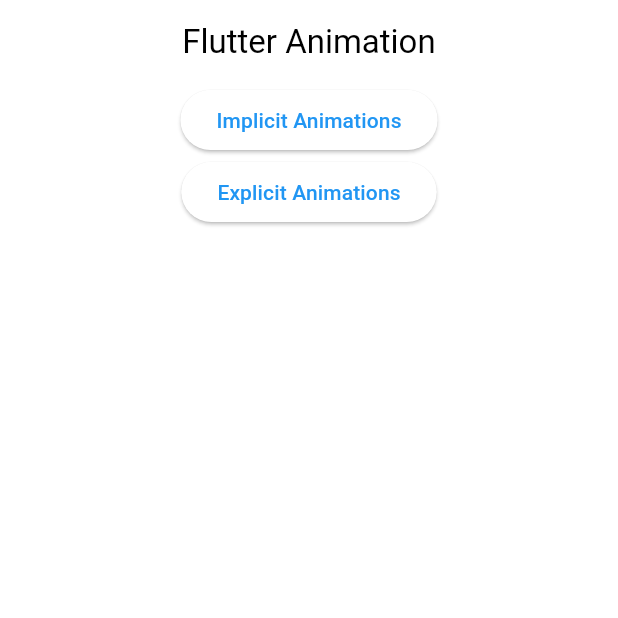
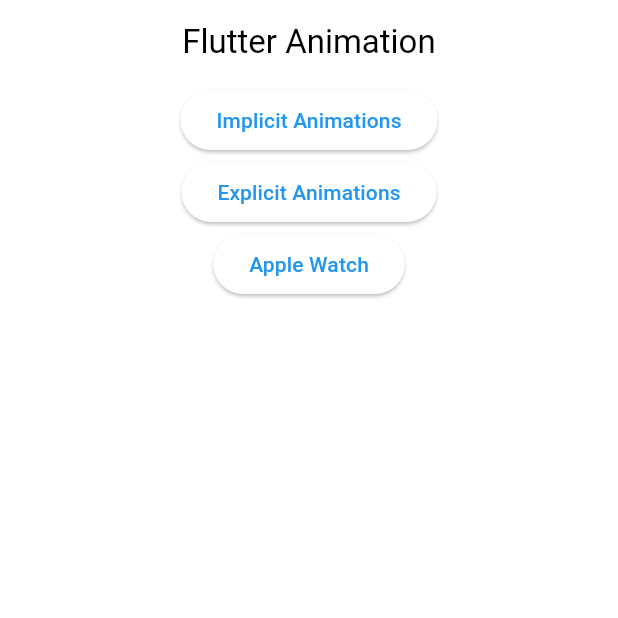
Before and after one commit to WonHyun/flutter_animations, a Flutter app: the screen it shows after launch, on a phone screen of 412 x 824 dp, the top half of it. Run offline on Flutter 3.47's test engine with Material 3 defaults, Android fonts, the phone set to English and light mode, and no system bars.

Commit message:
feat: add apple watch screen

```diff
--- a/lib/main.dart
+++ b/lib/main.dart
@@ -13,6 +13,7 @@ class MainApp extends StatelessWidget {
     return MaterialApp(
       title: "Flutter Animation Masterclass",
       theme: ThemeData(
+        appBarTheme: const AppBarTheme(centerTitle: true),
         colorScheme: const ColorScheme.light(
           primary: Colors.blue,
         ),
--- a/lib/screens/explicit_animations_screen.dart
+++ b/lib/screens/explicit_animations_screen.dart
@@ -107,7 +107,6 @@ class _ExplicitAnimationsScreenState extends State<ExplicitAnimationsScreen>
   Widget build(BuildContext context) {
     return Scaffold(
       appBar: AppBar(
-        centerTitle: true,
         title: const Text("Explicit Animations"),
       ),
       body: Center(
--- a/lib/screens/implicit_animations_screen.dart
+++ b/lib/screens/implicit_animations_screen.dart
@@ -22,7 +22,6 @@ class _ImplicitAnimationsScreenState extends State<ImplicitAnimationsScreen> {
     final size = MediaQuery.of(context).size;
     return Scaffold(
       appBar: AppBar(
-        centerTitle: true,
         title: const Text("Implicit Animations"),
       ),
       body: Center(
--- a/lib/screens/menu_screen.dart
+++ b/lib/screens/menu_screen.dart
@@ -1,4 +1,5 @@
 import 'package:flutter/material.dart';
+import 'package:flutter_animations/screens/apple_watch_screen.dart';
 import 'package:flutter_animations/screens/explicit_animations_screen.dart';
 import 'package:flutter_animations/screens/implicit_animations_screen.dart';
 
@@ -18,7 +19,6 @@ class MenuScreen extends StatelessWidget {
   Widget build(BuildContext context) {
     return Scaffold(
       appBar: AppBar(
-        centerTitle: true,
         title: const Text("Flutter Animation"),
       ),
       body: Center(
@@ -34,6 +34,10 @@ class MenuScreen extends StatelessWidget {
                   _goToPage(context, const ExplicitAnimationsScreen()),
               child: const Text("Explicit Animations"),
             ),
+            ElevatedButton(
+              onPressed: () => _goToPage(context, const AppleWatchScreen()),
+              child: const Text("Apple Watch"),
+            ),
           ],
         ),
       ),
```
Also changed, not shown: lib/screens/apple_watch_screen.dart (added, +19 -0 lines).
